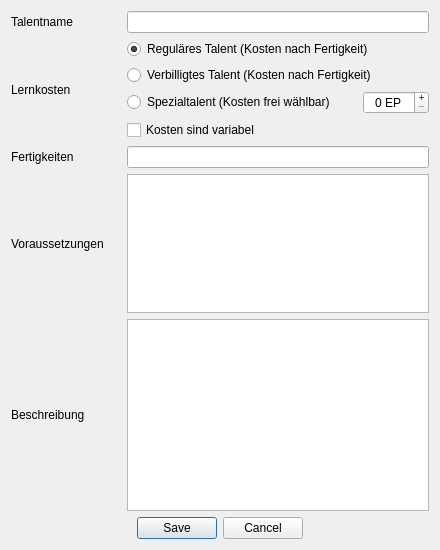
Old version of the form UI/DatenbankEditTalent.ui in the repository Aeolitus/Sephrasto.
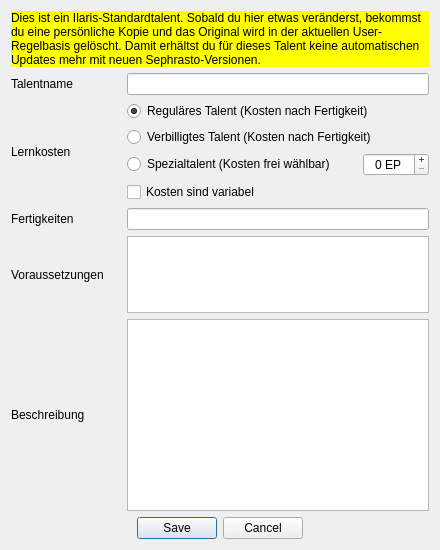
New version of the form.

Commit message: Added an invisible label to the top of  the database edit panels that can be used later to show warnings. Looks like a lot of more changes because all the row numbers had to be updated and qt creator moved stuff around.

What changed in the file:
```diff
--- a/UI/DatenbankEditTalent.ui
+++ b/UI/DatenbankEditTalent.ui
@@ -19,20 +19,14 @@
   <layout class="QGridLayout" name="gridLayout_2">
    <item row="0" column="0">
     <layout class="QGridLayout" name="gridLayout">
-     <item row="0" column="1">
-      <widget class="QLineEdit" name="nameEdit"/>
-     </item>
-     <item row="2" column="1">
-      <widget class="QLineEdit" name="fertigkeitenEdit"/>
-     </item>
-     <item row="0" column="0">
+     <item row="1" column="0">
       <widget class="QLabel" name="label">
        <property name="text">
         <string>Talentname</string>
        </property>
       </widget>
      </item>
-     <item row="1" column="0">
+     <item row="2" column="0">
       <widget class="QLabel" name="label_2">
        <property name="text">
         <string>Lernkosten</string>
@@ -40,6 +34,9 @@
       </widget>
      </item>
      <item row="1" column="1">
+      <widget class="QLineEdit" name="nameEdit"/>
+     </item>
+     <item row="2" column="1">
       <layout class="QVBoxLayout" name="verticalLayout">
        <item>
         <widget class="QRadioButton" name="buttonRegulaer">
@@ -118,14 +115,17 @@
        </item>
       </layout>
      </item>
-     <item row="2" column="0">
+     <item row="3" column="0">
       <widget class="QLabel" name="label_3">
        <property name="text">
         <string>Fertigkeiten</string>
        </property>
       </widget>
      </item>
-     <item row="3" column="0">
+     <item row="3" column="1">
+      <widget class="QLineEdit" name="fertigkeitenEdit"/>
+     </item>
+     <item row="4" column="0">
       <widget class="QLabel" name="label_4">
        <property name="minimumSize">
         <size>
@@ -138,14 +138,17 @@
        </property>
       </widget>
      </item>
-     <item row="4" column="0">
+     <item row="4" column="1">
+      <widget class="QPlainTextEdit" name="voraussetzungenEdit"/>
+     </item>
+     <item row="5" column="0">
       <widget class="QLabel" name="label_5">
        <property name="text">
         <string>Beschreibung</string>
        </property>
       </widget>
      </item>
-     <item row="4" column="1">
+     <item row="5" column="1">
       <widget class="QPlainTextEdit" name="textEdit">
        <property name="sizePolicy">
         <sizepolicy hsizetype="Expanding" vsizetype="MinimumExpanding">
@@ -155,8 +158,21 @@
        </property>
       </widget>
      </item>
-     <item row="3" column="1">
-      <widget class="QPlainTextEdit" name="voraussetzungenEdit"/>
+     <item row="0" column="0" colspan="2">
+      <widget class="QLabel" name="warning">
+       <property name="styleSheet">
+        <string notr="true">background-color: rgb(255, 255, 0);</string>
+       </property>
+       <property name="text">
+        <string>Dies ist ein Ilaris-Standardtalent. Sobald du hier etwas veränderst, bekommst du eine persönliche Kopie und das Original wird in der aktuellen User-Regelbasis gelöscht. Damit erhältst du für dieses Talent keine automatischen Updates mehr mit neuen Sephrasto-Versionen.</string>
+       </property>
+       <property name="wordWrap">
+        <bool>true</bool>
+       </property>
+	   <property name="visible">
+	    <bool>False</bool>
+	   </property>
+      </widget>
      </item>
     </layout>
    </item>
```
The commit also changes 7 other files.
